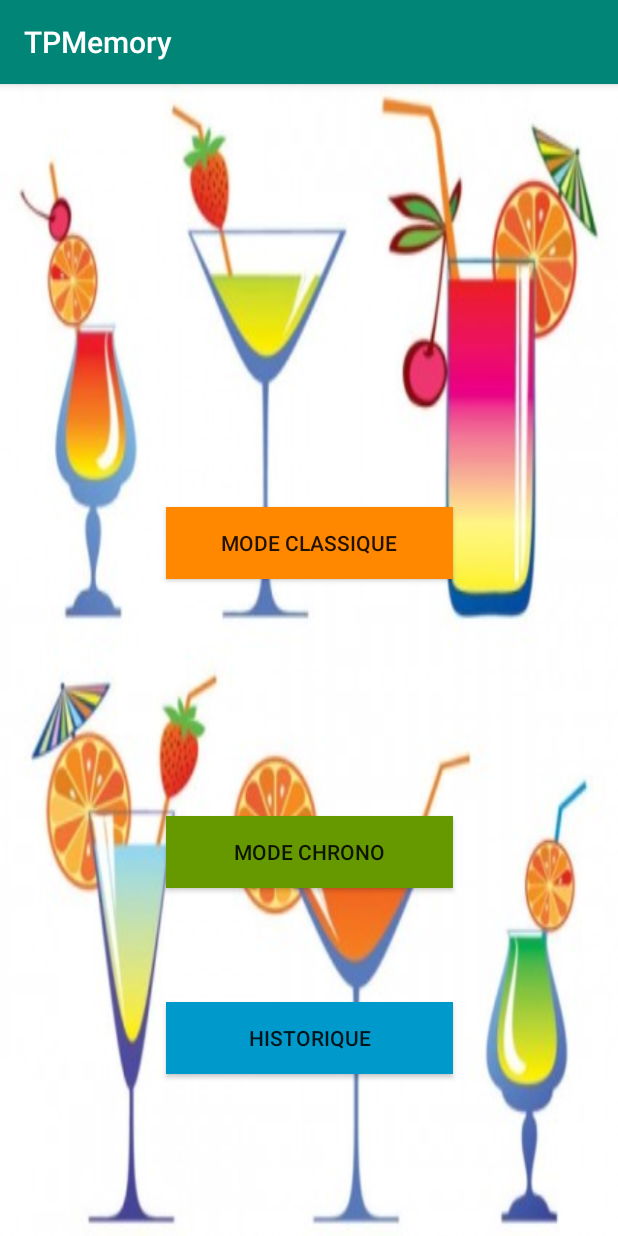
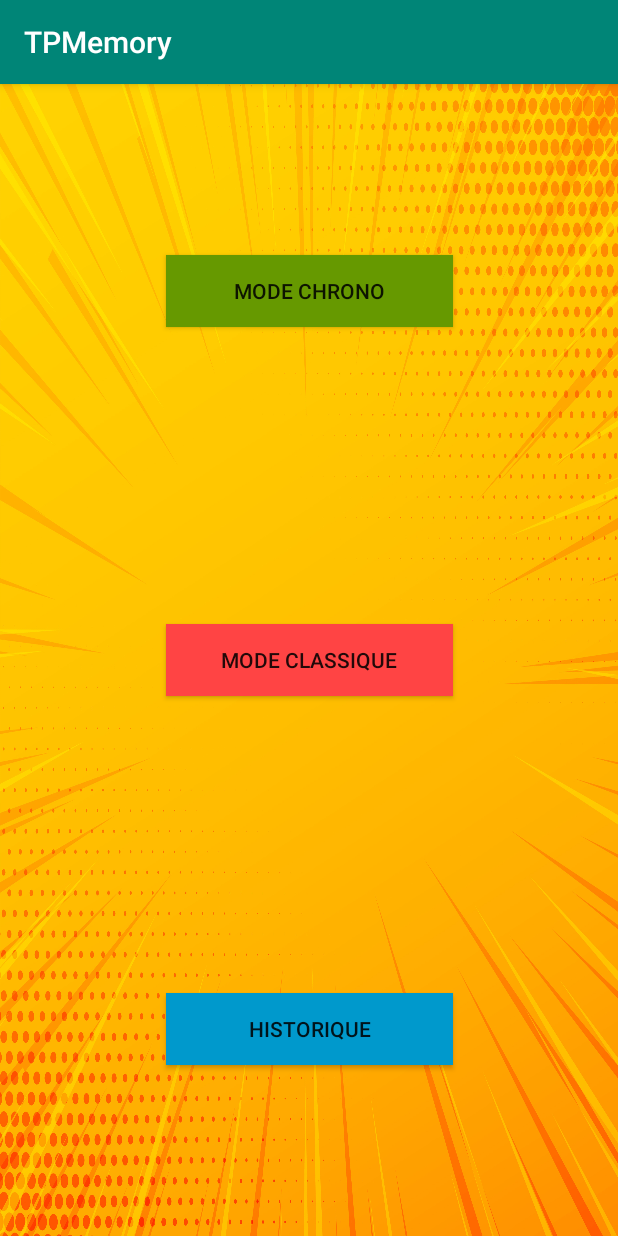
Before and after one commit to florentyvon/Memocktail, an Android app: the MenuActivity screen opened directly, with no data from a screen before it, on a phone screen of 412 x 824 dp. Run offline under Robolectric (Android 15) with nearby library versions, the phone set to English and light mode, and no system bars.

Commit message:
Menu Réarrangement

```diff
--- a/app/src/main/res/layout/activity_menu.xml
+++ b/app/src/main/res/layout/activity_menu.xml
@@ -4,48 +4,52 @@
     xmlns:tools="http://schemas.android.com/tools"
     android:layout_width="match_parent"
     android:layout_height="match_parent"
-    android:background="@drawable/cocktail"
-    tools:context=".MenuActivity">
+    android:background="@drawable/bckgnd"
+    tools:context=".MenuActivity"
+    tools:layout_editor_absoluteY="81dp">
 
 
     <Button
         android:id="@+id/button_classique"
         android:layout_width="191dp"
         android:layout_height="wrap_content"
-        android:layout_marginBottom="73dp"
         android:layout_marginTop="84dp"
-        android:background="@android:color/holo_orange_dark"
+        android:layout_marginBottom="84dp"
+        android:background="@android:color/holo_red_light"
         android:text="@string/mode_classique"
-        app:layout_constraintBottom_toTopOf="@+id/button_chrono"
+        app:layout_constraintBottom_toTopOf="@+id/button_histo"
         app:layout_constraintEnd_toEndOf="parent"
         app:layout_constraintHorizontal_bias="0.502"
         app:layout_constraintStart_toStartOf="parent"
-        app:layout_constraintTop_toTopOf="parent"
-        app:layout_constraintVertical_bias="0.7" />
+        app:layout_constraintTop_toBottomOf="@+id/button_chrono" />
 
     <Button
         android:id="@+id/button_chrono"
         android:layout_width="191dp"
         android:layout_height="wrap_content"
-        android:layout_marginBottom="76dp"
+        android:layout_marginTop="8dp"
+        android:layout_marginBottom="8dp"
         android:background="@android:color/holo_green_dark"
         android:text="@string/mode_chrono"
-        app:layout_constraintBottom_toTopOf="@+id/button_histo"
+        app:layout_constraintBottom_toTopOf="@+id/button_classique"
         app:layout_constraintEnd_toEndOf="parent"
         app:layout_constraintHorizontal_bias="0.502"
-        app:layout_constraintStart_toStartOf="parent" />
-
+        app:layout_constraintStart_toStartOf="parent"
+        app:layout_constraintTop_toTopOf="parent" />
     <Button
         android:id="@+id/button_histo"
         android:layout_width="191dp"
         android:layout_height="wrap_content"
-        android:layout_marginBottom="108dp"
+        android:layout_marginTop="8dp"
+        android:layout_marginBottom="8dp"
         android:background="@android:color/holo_blue_dark"
         android:text="@string/historique"
         app:layout_constraintBottom_toBottomOf="parent"
         app:layout_constraintEnd_toEndOf="parent"
         app:layout_constraintHorizontal_bias="0.502"
-        app:layout_constraintStart_toStartOf="parent" />
+        app:layout_constraintStart_toStartOf="parent"
+        app:layout_constraintTop_toBottomOf="@+id/button_classique"
+        app:layout_constraintVertical_bias="0.507" />
 
 
 </android.support.constraint.ConstraintLayout>
```
Also changed, not shown: app/src/main/res/drawable/bckgnd.jpg (added).
